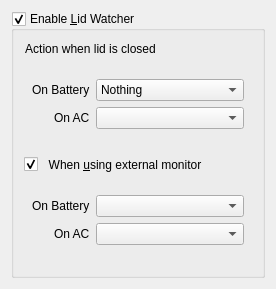
First picture: the form in config/lidwatchersettings.ui, repository lxqt/lxqt-powermanagement, before the edit.
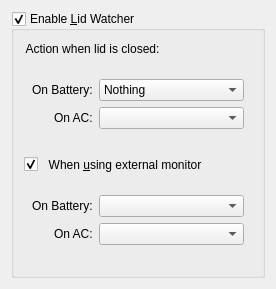
Second picture: the form after the edit.

The edit to the form file:
```diff
--- a/config/lidwatchersettings.ui
+++ b/config/lidwatchersettings.ui
@@ -35,7 +35,7 @@
          <string notr="true"/>
         </property>
         <property name="title">
-         <string>Action when lid is closed</string>
+         <string>Action when lid is closed:</string>
         </property>
         <layout class="QFormLayout" name="formLayout_2">
          <property name="fieldGrowthPolicy">
@@ -47,7 +47,7 @@
          <item row="0" column="0">
           <widget class="QLabel" name="onBatteryActionLabel">
            <property name="text">
-            <string>On Battery</string>
+            <string>On Battery:</string>
            </property>
           </widget>
          </item>
@@ -78,7 +78,7 @@
          <item row="1" column="0">
           <widget class="QLabel" name="onAcActionLabel">
            <property name="text">
-            <string>On AC</string>
+            <string>On AC:</string>
            </property>
           </widget>
          </item>
@@ -112,7 +112,7 @@
             </sizepolicy>
            </property>
            <property name="text">
-            <string>On Battery</string>
+            <string>On Battery:</string>
            </property>
           </widget>
          </item>
@@ -122,7 +122,7 @@
          <item row="2" column="0">
           <widget class="QLabel" name="extMonOnAcActionLabel">
            <property name="text">
-            <string>On AC</string>
+            <string>On AC:</string>
            </property>
           </widget>
          </item>
```
